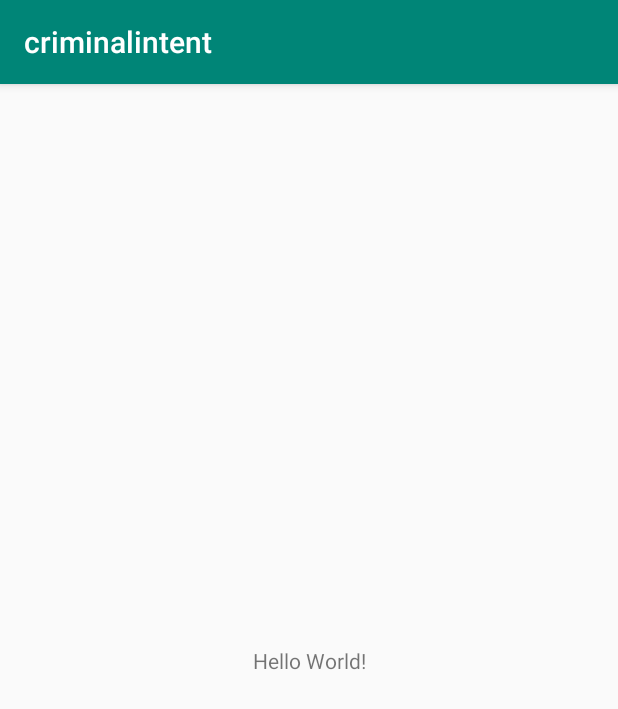
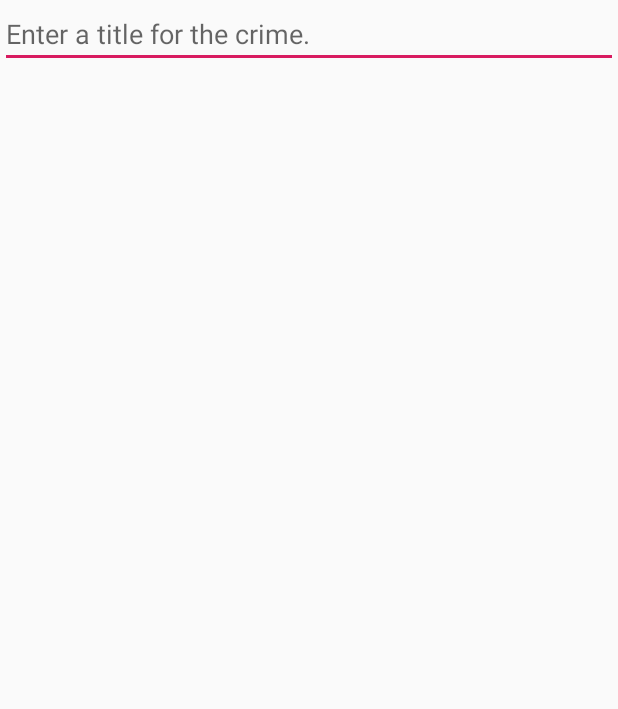
Before and after one commit to vhontar/learning-android-criminalintent, an Android app: the screen it shows after launch (MainActivity), on a phone screen of 412 x 824 dp. Shown: the top 709 px of the screen. Run offline under Robolectric (Android 15) with nearby library versions, the phone set to English and light mode, and no system bars.

Commit message:
create crime model and crime fragment and add to fragmentmanager in the activity

```diff
--- a/app/build.gradle
+++ b/app/build.gradle
@@ -19,10 +19,11 @@ android {
 }
 
 dependencies {
-    implementation fileTree(dir: 'libs', include: ['*.jar'])
+    implementation fileTree(include: ['*.jar'], dir: 'libs')
     implementation 'com.android.support:appcompat-v7:28.0.0'
     implementation 'com.android.support.constraint:constraint-layout:1.1.3'
     testImplementation 'junit:junit:4.12'
     androidTestImplementation 'com.android.support.test:runner:1.0.2'
     androidTestImplementation 'com.android.support.test.espresso:espresso-core:3.0.2'
+    implementation 'com.android.support:support-v4:28.0.0'
 }
--- /dev/null
+++ b/app/src/main/java/com/vhontar/criminalintent/CrimeFragment.java
@@ -0,0 +1,54 @@
+package com.vhontar.criminalintent;
+
+import android.os.Bundle;
+import android.support.annotation.NonNull;
+import android.support.annotation.Nullable;
+import android.support.v4.app.Fragment;
+import android.text.Editable;
+import android.text.TextWatcher;
+import android.view.LayoutInflater;
+import android.view.View;
+import android.view.ViewGroup;
+import android.widget.EditText;
+
+import com.vhontar.criminalintent.model.Crime;
+
+public class CrimeFragment extends Fragment {
+
+    private EditText mTitleEditText;
+
+    private Crime mCrime;
+
+    @Override
+    public void onCreate(@Nullable Bundle savedInstanceState) {
+        super.onCreate(savedInstanceState);
+
+        mCrime = new Crime();
+    }
+
+    @Nullable
+    @Override
+    public View onCreateView(@NonNull LayoutInflater inflater, @Nullable ViewGroup container, @Nullable Bundle savedInstanceState) {
+        View v = inflater.inflate(R.layout.fragment_crime, container, false);
+
+        mTitleEditText = v.findViewById(R.id.et_crime_title);
+        mTitleEditText.addTextChangedListener(new TextWatcher() {
+            @Override
+            public void beforeTextChanged(CharSequence s, int start, int count, int after) {
+
+            }
+
+            @Override
+            public void onTextChanged(CharSequence s, int start, int before, int count) {
+                mCrime.setTitle(s.toString());
+            }
+
+            @Override
+            public void afterTextChanged(Editable s) {
+
+            }
+        });
+
+        return v;
+    }
+}
--- a/app/src/main/java/com/vhontar/criminalintent/MainActivity.java
+++ b/app/src/main/java/com/vhontar/criminalintent/MainActivity.java
@@ -1,13 +1,25 @@
 package com.vhontar.criminalintent;
 
-import android.support.v7.app.AppCompatActivity;
+import android.support.v4.app.Fragment;
+import android.support.v4.app.FragmentActivity;
 import android.os.Bundle;
+import android.support.v4.app.FragmentManager;
 
-public class MainActivity extends AppCompatActivity {
+public class MainActivity extends FragmentActivity {
 
     @Override
     protected void onCreate(Bundle savedInstanceState) {
         super.onCreate(savedInstanceState);
         setContentView(R.layout.activity_main);
+
+        FragmentManager fm = getSupportFragmentManager();
+        Fragment fragment = fm.findFragmentById(R.id.fragment_container);
+
+        if (fragment == null) {
+            fragment = new CrimeFragment();
+            fm.beginTransaction()
+                    .add(R.id.fragment_container, fragment)
+                    .commit();
+        }
     }
 }
--- /dev/null
+++ b/app/src/main/java/com/vhontar/criminalintent/model/Crime.java
@@ -0,0 +1,31 @@
+package com.vhontar.criminalintent.model;
+
+import java.util.UUID;
+
+public class Crime {
+
+
+    private UUID mId;
+    private String mTitle;
+
+    public Crime() {
+        mId = UUID.randomUUID();
+    }
+
+    public Crime(String title) {
+        mId = UUID.randomUUID();
+        mTitle = title;
+    }
+
+    public UUID getId() {
+        return mId;
+    }
+
+    public String getTitle() {
+        return mTitle;
+    }
+
+    public void setTitle(String title) {
+        mTitle = title;
+    }
+}
--- a/app/src/main/res/layout/activity_main.xml
+++ b/app/src/main/res/layout/activity_main.xml
@@ -1,18 +1,5 @@
 <?xml version="1.0" encoding="utf-8"?>
-<android.support.constraint.ConstraintLayout xmlns:android="http://schemas.android.com/apk/res/android"
-    xmlns:app="http://schemas.android.com/apk/res-auto"
-    xmlns:tools="http://schemas.android.com/tools"
+<FrameLayout xmlns:android="http://schemas.android.com/apk/res/android"
+    android:id="@+id/fragment_container"
     android:layout_width="match_parent"
-    android:layout_height="match_parent"
-    tools:context=".MainActivity">
-
-    <TextView
-        android:layout_width="wrap_content"
-        android:layout_height="wrap_content"
-        android:text="Hello World!"
-        app:layout_constraintBottom_toBottomOf="parent"
-        app:layout_constraintLeft_toLeftOf="parent"
-        app:layout_constraintRight_toRightOf="parent"
-        app:layout_constraintTop_toTopOf="parent" />
-
-</android.support.constraint.ConstraintLayout>
+    android:layout_height="match_parent" />
--- /dev/null
+++ b/app/src/main/res/layout/fragment_crime.xml
@@ -0,0 +1,15 @@
+<?xml version="1.0" encoding="utf-8"?>
+<LinearLayout xmlns:android="http://schemas.android.com/apk/res/android"
+    xmlns:tools="http://schemas.android.com/tools"
+    android:layout_width="match_parent"
+    android:layout_height="match_parent"
+    android:orientation="vertical"
+    tools:context=".CrimeFragment">
+
+    <EditText
+        android:id="@+id/et_crime_title"
+        android:layout_width="match_parent"
+        android:layout_height="wrap_content"
+        android:hint="@string/crime_title_hint" />
+
+</LinearLayout>
--- a/app/src/main/res/values/strings.xml
+++ b/app/src/main/res/values/strings.xml
@@ -1,3 +1,6 @@
 <resources>
     <string name="app_name">criminalintent</string>
+
+    <!-- TODO: Remove or change this placeholder text -->
+    <string name="crime_title_hint">Enter a title for the crime.</string>
 </resources>
```
